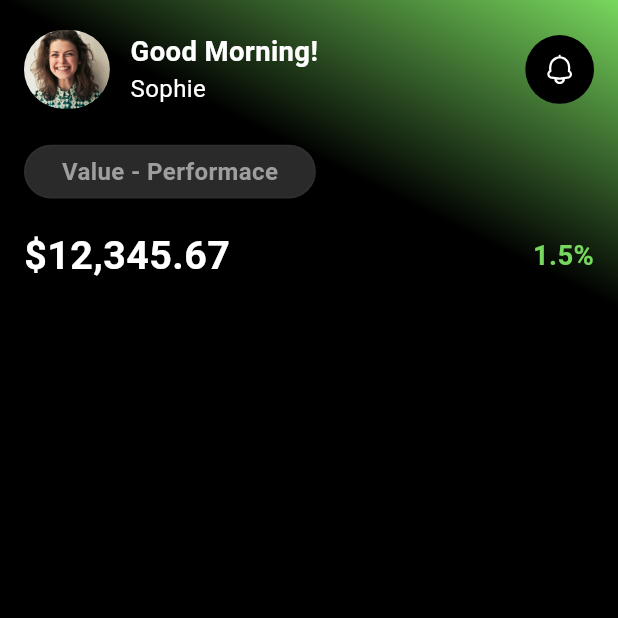
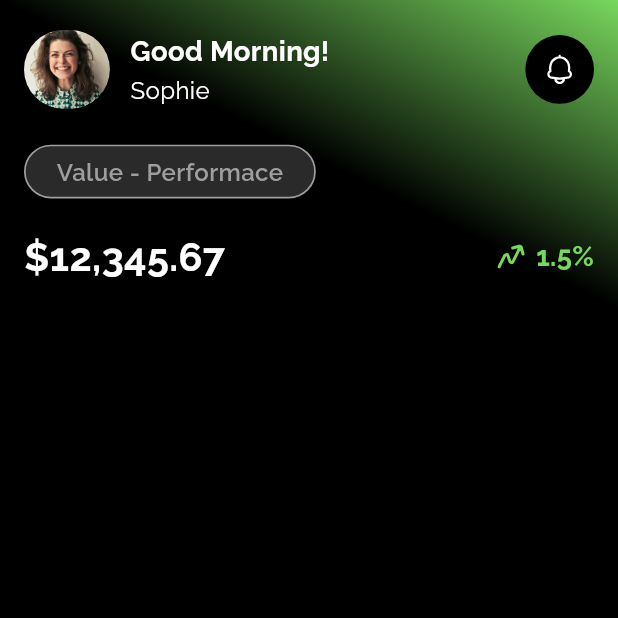
Before and after one commit to ehsanyaqoob/Fino, a Flutter app: the screen it shows after launch, on a phone screen of 412 x 824 dp, the top half of it. Run offline on Flutter 3.47's test engine with Material 3 defaults, Android fonts, the phone set to English and light mode, and no system bars; our stand-ins replace flutter_screenutil, flutter_svg, gap, shared_preferences.

Commit message:
feat: add apptext file

```diff
--- a/lib/core/assets.dart
+++ b/lib/core/assets.dart
@@ -8,6 +8,7 @@ class Assets {
   static const String fontsRalewayRegular = 'assets/fonts/RalewayRegular.ttf';
   static const String fontsRalewaySemiBold = 'assets/fonts/RalewaySemiBold.ttf';
 
+  static const String analytics = 'assets/images/analytics.svg';
   // app svg icons
   static const String padel = 'assets/images/padel.svg';
   static const String sync = 'assets/images/sync.svg';
--- /dev/null
+++ b/lib/core/constant.dart
@@ -0,0 +1,9 @@
+class AppConstant {
+  static const String appName = 'Fino';
+  static const String appVersion = '1.0.0';
+  static const int splashDelay = 2000;
+}
+
+class AppFonts {
+  static const String Raleway = 'Raleway';
+}
--- a/lib/view/home_screen.dart
+++ b/lib/view/home_screen.dart
@@ -1,5 +1,7 @@
 import 'package:fino/core/assets.dart';
 import 'package:fino/export.dart';
+import 'package:fino/widgets/text_widget.dart';
+
 // homeview
 class HomeScreen extends StatefulWidget {
   const HomeScreen({super.key});
@@ -56,25 +58,22 @@ class _HomeScreenState extends State<HomeScreen> {
                       child: Column(
                         crossAxisAlignment: CrossAxisAlignment.start,
                         children: [
-                          Text(
-                            "Good Morning!",
-                            style: TextStyle(
-                              color: Colors.white,
-                              fontSize: 16.sp,
-                              fontWeight: FontWeight.bold,
+                          AppText(
+                            text: "Good Morning!",
+                            color: AppColors.textPrimary,
+                            size: 16.sp,
+                            weight: FontWeight.bold,
                           ),
-                          ),
-                          Text(
-                            "Sophie",
-                            style: TextStyle(
-                              color: Colors.white,
-                              fontSize: 14.sp,
-                              fontWeight: FontWeight.w400,
-                            ),
+                          AppText(
+                            text: "Sophie",
+                            color: AppColors.textPrimary,
+                            size: 14.sp,
+                            weight: FontWeight.w400,
                           ),
                         ],
                       ),
                     ),
+
                     Container(
                       height: 40.h,
                       width: 40.w,
@@ -100,42 +99,49 @@ class _HomeScreenState extends State<HomeScreen> {
                     color: AppColors.surface,
                     borderRadius: BorderRadius.circular(16.r),
                     border: Border.all(
-                      color: AppColors.border,
-                      width: 1.w, )
+                      color: AppColors.textSecondary,
+                      width: 1.w,
+                    ),
                   ),
                   child: Center(
-                    child: Text(
-                      "Value - Performace",
-                      style: TextStyle(
+                    child: AppText(
+                      text: "Value - Performace",
                       color: AppColors.textSecondary,
-                        fontSize: 14.sp,
-                        fontWeight: FontWeight.w600
+                      size: 14.sp,
+                      weight: FontWeight.w600,
                     ),
                   ),
                 ),
-               ),
+
                 // balance
                 Gap(16.0.h),
                 Row(
                   mainAxisAlignment: MainAxisAlignment.spaceBetween,
                   children: [
-                    Text(
-                      "\$12,345.67",
-                        style: TextStyle(
-                          color: Colors.white,
-                          fontSize: 23.sp,
-                          fontWeight: FontWeight.bold,
+                    // Amount on the left
+                    AppText(
+                      text: "\$12,345.67",
+                      color: AppColors.textPrimary,
+                      size: 23.sp,
+                      weight: FontWeight.bold,
                     ),
+                    // Analytics and percent on the right
+                    Row(
+                      mainAxisSize: MainAxisSize.min,
+                      children: [
+                        SvgPicture.asset(
+                          Assets.analytics,
+                          color: AppColors.primary,
                         ),
-                    Text(
-                      "1.5%",
-                        style: TextStyle(
+                        Gap(4.0.w),
+                        AppText(
+                          text: "1.5%",
                           color: AppColors.primary,
-                          fontSize: 16.0.sp,
-                          fontWeight: FontWeight.bold,
+                          size: 16.0.sp,
+                          weight: FontWeight.bold,
                         ),
+                      ],
                     ),
-
                   ],
                 ),
               ],
--- /dev/null
+++ b/lib/widgets/text_widget.dart
@@ -0,0 +1,96 @@
+import 'package:fino/core/constant.dart';
+import 'package:fino/export.dart';
+
+class AppText extends StatelessWidget {
+  final String? text;
+  final double? size;
+  final FontWeight? weight;
+  final Color? color;
+  final TextAlign? align;
+  final TextDecoration? decoration;
+  final Color decorationColor;
+  final double? decorationThinkness;
+  final FontStyle? fontStyle;
+  final TextOverflow? textOverflow;
+  final int? maxLines;
+  final bool softWrap;
+  final double? letterSpacing;
+  final double? wordSpacing;
+  final String? fontFamily;
+  final List<String>? fontFamilyFallback;
+  final VoidCallback? onTap;
+  final TextBaseline? textBaseline;
+  final TextHeightBehavior? textHeightBehavior;
+  final Locale? locale;
+  final bool strutEnabled;
+  final StrutStyle? strutStyle;
+  final TextScaler textScaler;
+  final EdgeInsets padding;
+  final double lineHeight;
+
+  const AppText({
+    super.key,
+    required this.text,
+    this.size,
+    this.weight = FontWeight.normal,
+    this.color,
+    this.align = TextAlign.start,
+    this.decoration = TextDecoration.none,
+    this.decorationThinkness,
+    this.decorationColor = Colors.transparent,
+    this.fontStyle,
+    this.textOverflow = TextOverflow.ellipsis,
+    this.maxLines = 100,
+    this.softWrap = true,
+    this.letterSpacing,
+    this.wordSpacing,
+    this.fontFamily,
+    this.fontFamilyFallback,
+    this.onTap,
+    this.textBaseline,
+    this.textHeightBehavior,
+    this.locale,
+    this.strutEnabled = false,
+    this.strutStyle,
+    this.padding = EdgeInsets.zero,
+    this.lineHeight = 1.5,
+    this.textScaler = const TextScaler.linear(1.0),
+  });
+  @override
+  Widget build(BuildContext context) {
+    return Padding(
+      padding: padding,
+      child: GestureDetector(
+        onTap: onTap,
+        child: Text(
+          text ?? '',
+          style: TextStyle(
+            fontSize: size,
+            fontWeight: weight,
+            color: color,
+            decoration: decoration,
+            decorationColor: decorationColor,
+            decorationThickness: decorationThinkness,
+            fontFamily: fontFamily ?? AppFonts.Raleway,
+            height: lineHeight,
+            fontStyle: fontStyle,
+            letterSpacing: letterSpacing,
+            wordSpacing: wordSpacing,
+            textBaseline: textBaseline,
+            leadingDistribution: TextLeadingDistribution.even,
+            shadows: const [],
+            fontFeatures: const [],
+          ),
+          textAlign: align,
+          overflow: textOverflow,
+          maxLines: maxLines,
+          softWrap: softWrap,
+          textScaler: textScaler,
+          locale: locale,
+          strutStyle: strutStyle,
+          textHeightBehavior: textHeightBehavior,
+        ),
+      ),
+    );
+  }
+}
```
Also changed, not shown: assets/images/analytics.svg (added). Lines whose indentation alone changed are shown as unchanged.
